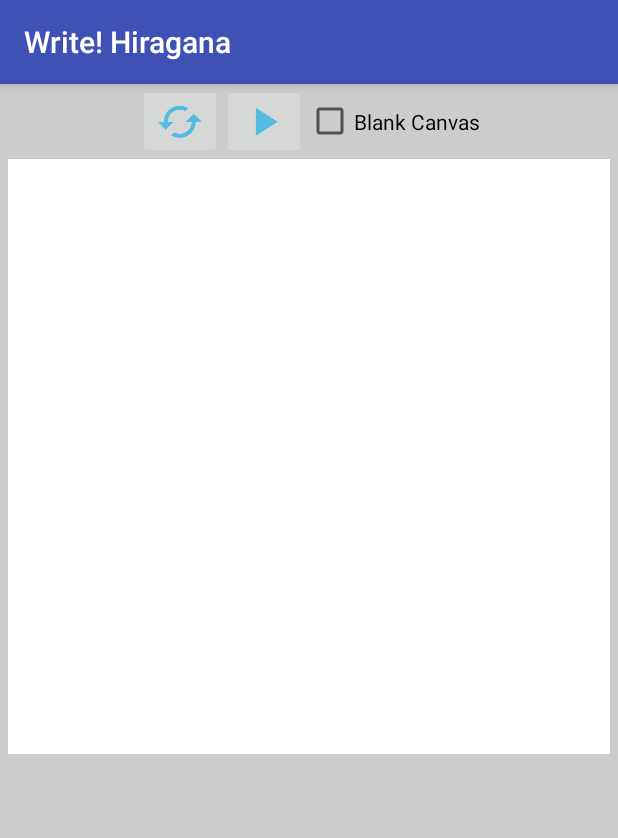
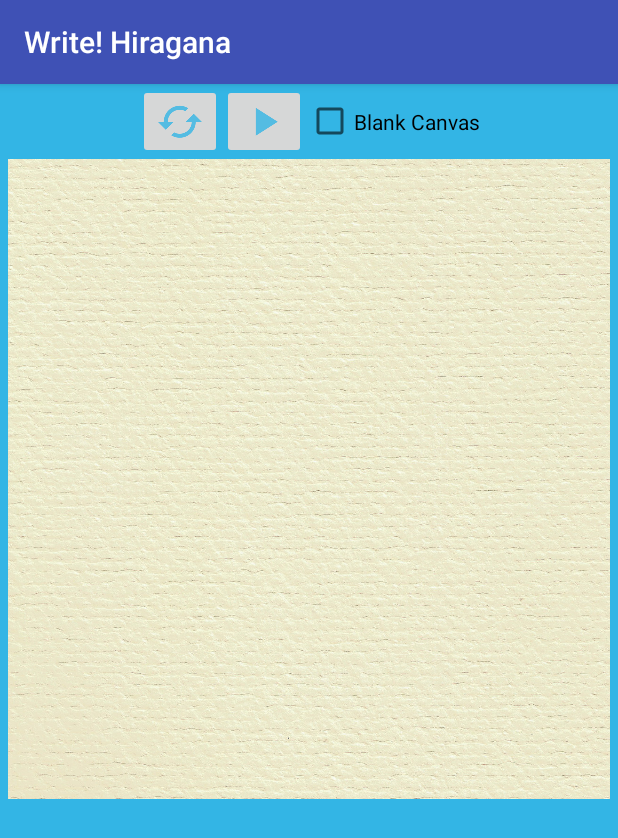
Before and after one commit to JSuupaSellers/HiraganaPractice, an Android app: the PracticeDrawingActivity screen opened directly, with no data from a screen before it, on a phone screen of 412 x 824 dp. Shown: the top 838 px of the screen. Run offline under Robolectric (Android 15) with nearby library versions, the phone set to English and light mode, and no system bars; our stand-ins replace AdMob.

Commit message:
Added UX textures

```diff
--- a/app/src/main/res/layout/drawing_view_layout.xml
+++ b/app/src/main/res/layout/drawing_view_layout.xml
@@ -4,7 +4,7 @@
               android:orientation="vertical"
               android:layout_width="match_parent"
               android:layout_height="match_parent"
-              android:background="#FFCCCCCC">
+              android:background="#33B5E5">
     <LinearLayout
         android:layout_width="wrap_content"
         android:layout_height="50dp"
@@ -53,7 +53,7 @@
 
     <FrameLayout
         android:layout_width="match_parent"
-        android:layout_height="400dp"
+        android:layout_height="430dp"
         >
 
         <com.jumpingbeanapps.android.hiraganapractice.DrawingView
@@ -64,7 +64,7 @@
             android:layout_marginLeft="5dp"
             android:layout_marginRight="5dp"
             android:scaleType="fitXY"
-            android:background="#FFF"/>
+            android:background="@drawable/drawing_texture"/>
 
             <ImageView
             android:id="@+id/letter_to_draw"
```
Also changed, not shown: app/src/main/res/drawable-hdpi/drawing_texture.jpg (added), app/src/main/res/drawable-mdpi/drawing_texture.jpg (added), app/src/main/res/drawable-xhdpi/drawing_texture.jpg (added), app/src/main/res/drawable-xxhdpi/drawing_texture.jpg (added), app/src/main/res/drawable/drawing_texture.jpg (added).
